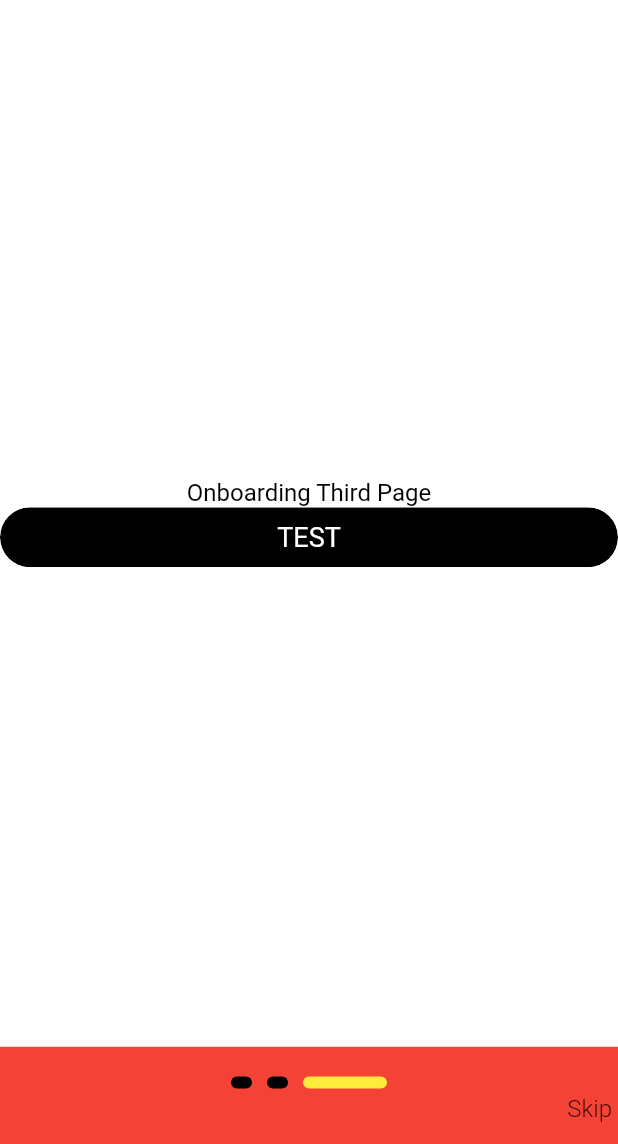
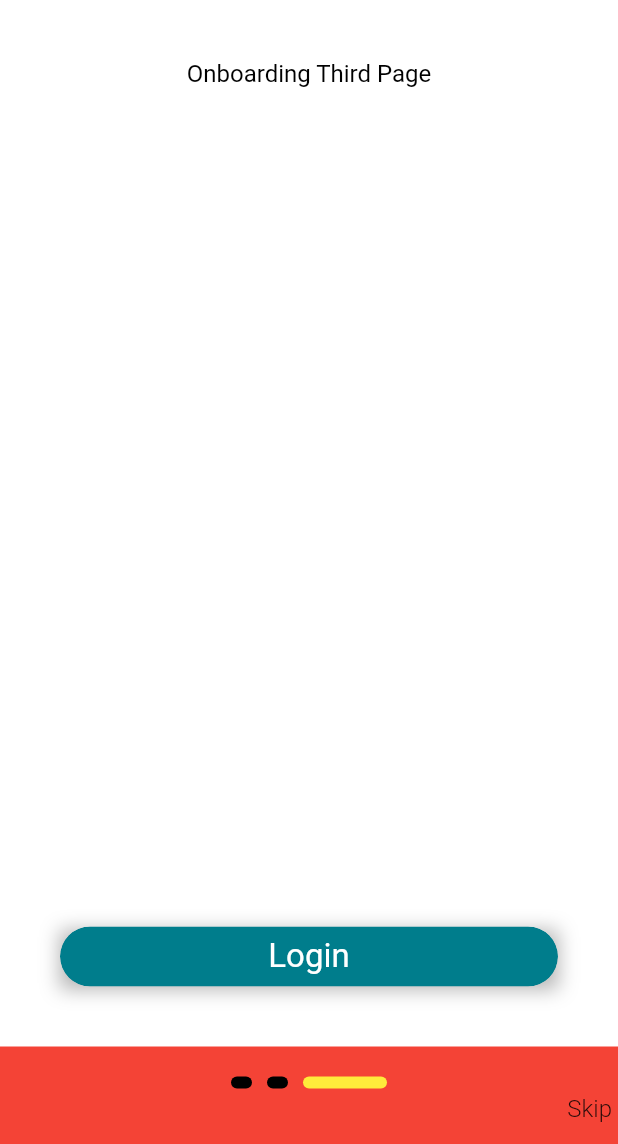
Before and after one commit to DargaHasanBasri/a-news-app, a Flutter app: the screen it shows after launch, swiped to page 3, on a phone screen of 412 x 824 dp, the part 92-1236 px from its top. Run offline on Flutter 3.47's test engine with Material 2 defaults, Android fonts, the phone set to English and light mode, and no system bars; drawn by our look-alikes of smooth_page_indicator; our stand-ins replace get_it.

Commit message:
Add shadow in custom button

```diff
--- a/lib/ui/pages/onBoarding/onBoarding_page.dart
+++ b/lib/ui/pages/onBoarding/onBoarding_page.dart
@@ -34,10 +34,8 @@ class _OnBoardingPageState extends BaseStatefulState<OnBoardingPage> {
   @override
   Widget build(BuildContext context) {
     return Scaffold(
-      backgroundColor: CustomColors.white,
-      body: Container(
-        color: Colors.red,
-        child: Column(
+      backgroundColor: Colors.red,
+      body: Column(
         children: [
           const SizedBox(height: 40),
           Text(
@@ -126,7 +124,6 @@ class _OnBoardingPageState extends BaseStatefulState<OnBoardingPage> {
           ),
         ],
       ),
-      ),
     );
   }
 }
--- a/lib/ui/pages/onBoarding/pages/onBoarding_third_page.dart
+++ b/lib/ui/pages/onBoarding/pages/onBoarding_third_page.dart
@@ -23,24 +23,30 @@ class _OnBoardingThirdPageState extends BaseStatefulState<OnBoardingThirdPage> {
   Widget build(BuildContext context) {
     return Scaffold(
       backgroundColor: CustomColors.white,
-      body: Container(
-        width: double.maxFinite,
-        color: CustomColors.white,
-        child: Column(
-          mainAxisAlignment: MainAxisAlignment.center,
-          children: [
-            Text(
+      body: Column(
+        mainAxisAlignment: MainAxisAlignment.center,
+        children: [
+          Padding(
+            padding: const EdgeInsets.only(top: 40),
+            child: Text(
               "Onboarding Third Page",
               style: TextStyle(
                 fontSize: 16,
                 color: CustomColors.black,
               ),
             ),
-            CustomButton(
-              onPress: () => navigationService.navigateTo(RouteHelper.bottomNavigation),
+          ),
+          const Spacer(),
+          Padding(
+            padding: const EdgeInsets.symmetric(horizontal: 40, vertical: 40),
+            child: CustomButton(
+              //onPress: () => navigationService.navigateTo(RouteHelper.bottomNavigation),
+              backgroundColor: CustomColors.niceColor,
+              title: "Login",
+              titleFontSize: 22,
             ),
-          ],
-        ),
+          ),
+        ],
       ),
     );
   }
--- a/lib/ui/widgets/custom_widgets/custom_button.dart
+++ b/lib/ui/widgets/custom_widgets/custom_button.dart
@@ -33,9 +33,20 @@ class CustomButton extends StatefulWidget {
 class _CustomButtonState extends BaseStatefulState<CustomButton> {
   @override
   Widget build(BuildContext context) {
-    return ClipRRect(
+    return Container(
+      decoration: BoxDecoration(
+        boxShadow: [
+          BoxShadow(
+            color: Colors.black.withOpacity(0.3),
+            blurRadius: 10,
+            offset: const Offset(0, 2),
+          ),
+        ],
+      ),
+      child: ClipRRect(
         borderRadius: BorderRadius.circular(widget.borderRadius),
         child: Material(
+          color: Colors.transparent,
           child: InkWell(
             onTap: () => widget.onPress?.call(),
             child: Ink(
@@ -56,6 +67,7 @@ class _CustomButtonState extends BaseStatefulState<CustomButton> {
             ),
           ),
         ),
+      ),
     );
   }
 }
--- a/lib/utils/custom_colors.dart
+++ b/lib/utils/custom_colors.dart
@@ -4,4 +4,5 @@ class CustomColors {
   static Color black = const Color(0xff000000);
   static Color white = const Color(0xffffffff);
   static Color customBottomNavigationColor = const Color(0xff7B53EC);
+  static Color niceColor = const Color(0xff007D8C);
 }
```
Lines whose indentation alone changed are shown as unchanged.
